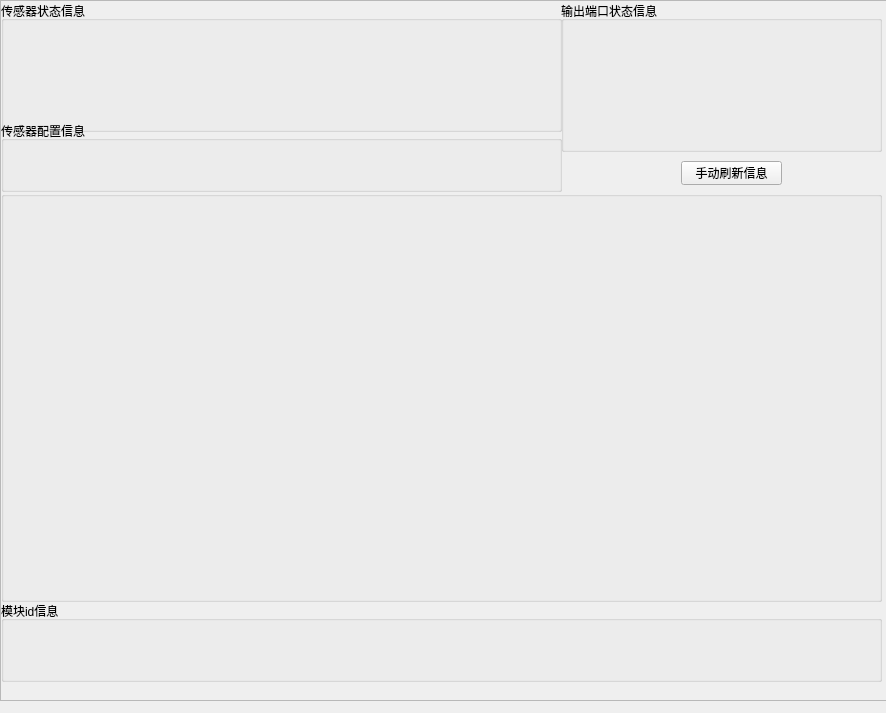
This is ui/customize_ui/tab/tab2_tab1.ui in 2950067210dqy/pyqt6_project as Qt 5 draws it before an edit. The edited form follows.
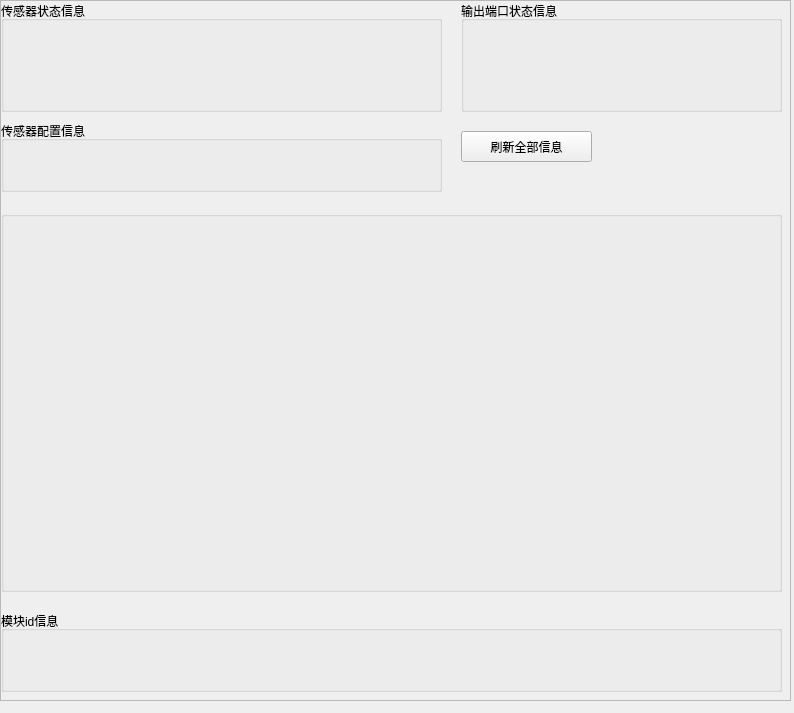
This is the edited form.

```diff
--- a/ui/customize_ui/tab/tab2_tab1.ui
+++ b/ui/customize_ui/tab/tab2_tab1.ui
@@ -6,7 +6,7 @@
             <rect>
                 <x>0</x>
                 <y>0</y>
-                <width>886</width>
+    <width>794</width>
                 <height>713</height>
             </rect>
         </property>
@@ -18,7 +18,7 @@
                 <rect>
                     <x>0</x>
                     <y>0</y>
-                    <width>901</width>
+     <width>791</width>
                     <height>701</height>
                 </rect>
             </property>
@@ -33,17 +33,17 @@
                                 <rect>
                                     <x>0</x>
                                     <y>0</y>
-                                    <width>897</width>
+         <width>787</width>
                                     <height>697</height>
                                 </rect>
                             </property>
                             <widget class="QGroupBox" name="function_01">
                                 <property name="geometry">
                                     <rect>
-                                        <x>560</x>
+          <x>460</x>
                                         <y>0</y>
                                         <width>321</width>
-                                        <height>151</height>
+          <height>111</height>
                                     </rect>
                                 </property>
                                 <property name="title">
@@ -55,8 +55,8 @@
                                     <rect>
                                         <x>0</x>
                                         <y>0</y>
-                                        <width>561</width>
-                                        <height>131</height>
+          <width>441</width>
+          <height>111</height>
                                     </rect>
                                 </property>
                                 <property name="title">
@@ -68,7 +68,7 @@
                                     <rect>
                                         <x>0</x>
                                         <y>120</y>
-                                        <width>561</width>
+          <width>441</width>
                                         <height>71</height>
                                     </rect>
                                 </property>
@@ -80,9 +80,9 @@
                                 <property name="geometry">
                                     <rect>
                                         <x>0</x>
-                                        <y>190</y>
-                                        <width>881</width>
-                                        <height>411</height>
+          <y>210</y>
+          <width>781</width>
+          <height>381</height>
                                     </rect>
                                 </property>
                                 <property name="title">
@@ -93,8 +93,8 @@
                                 <property name="geometry">
                                     <rect>
                                         <x>0</x>
-                                        <y>600</y>
-                                        <width>881</width>
+          <y>610</y>
+          <width>781</width>
                                         <height>81</height>
                                     </rect>
                                 </property>
@@ -105,14 +105,14 @@
                             <widget class="QPushButton" name="refresh">
                                 <property name="geometry">
                                     <rect>
-                                        <x>680</x>
-                                        <y>160</y>
-                                        <width>101</width>
-                                        <height>24</height>
+          <x>460</x>
+          <y>130</y>
+          <width>131</width>
+          <height>31</height>
                                     </rect>
                                 </property>
                                 <property name="text">
-                                    <string>手动刷新信息</string>
+         <string>刷新全部信息</string>
                                 </property>
                             </widget>
                         </widget>
```
Lines whose indentation alone changed are shown as unchanged.
